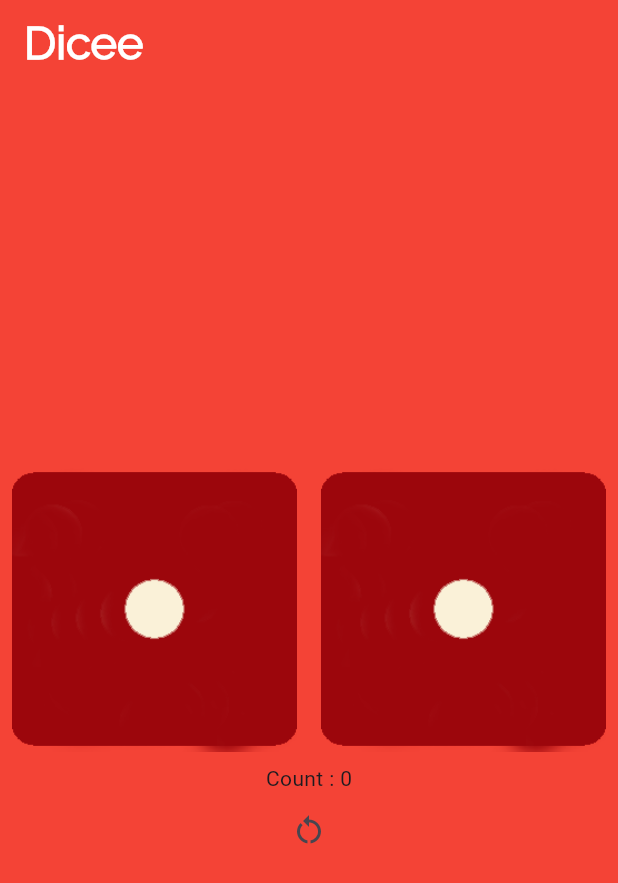
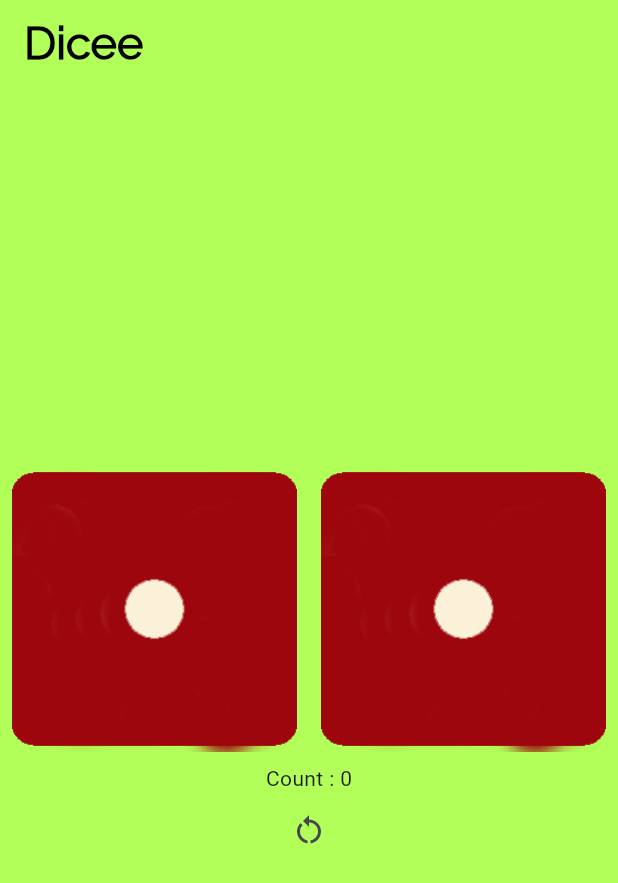
Before and after one commit to Sharma-Ji-21/Assignment-3, a Flutter app: the screen it shows after launch, on a phone screen of 412 x 824 dp. Shown: the top 883 px of the screen. Run offline on Flutter 3.47's test engine with Material 3 defaults, Android fonts, the phone set to English and light mode, and no system bars.

Commit message:
Assignment-3 Complete

```diff
--- a/lib/home_screen.dart
+++ b/lib/home_screen.dart
@@ -20,14 +20,14 @@ class _HomeScreenState extends State<HomeScreen> {
         title: Text(
           "Dicee",
           style: TextStyle(
-              color: Colors.white,
+              color: Colors.black,
               fontFamily: 'Raleway',
               fontWeight: FontWeight.w900,
               fontSize: 30.0),
         ),
-        backgroundColor: Colors.red[500],
+        backgroundColor: Colors.lightGreenAccent,
       ),
-      backgroundColor: Colors.red[500],
+      backgroundColor: Colors.lightGreenAccent,
       body: Center(
         child: SingleChildScrollView(
           child: Column(
```
